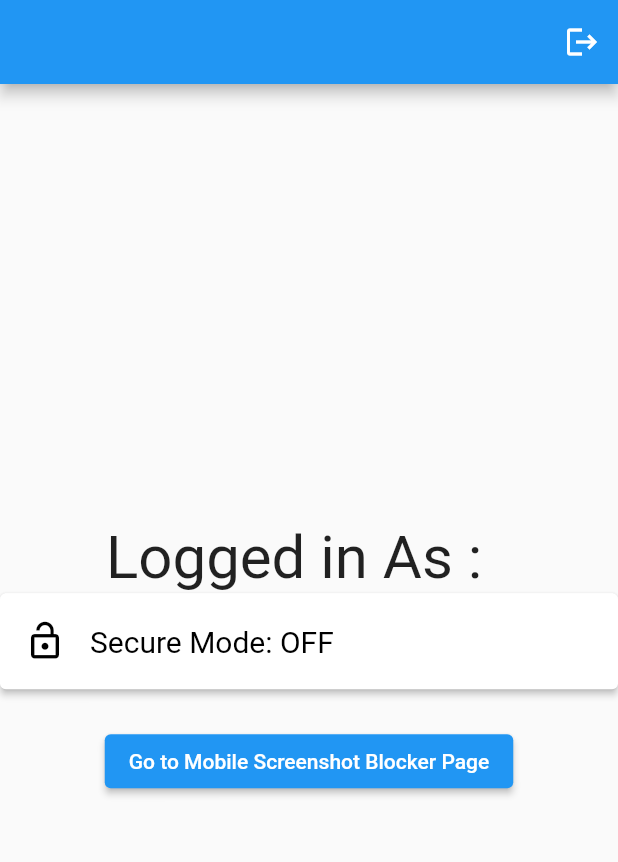
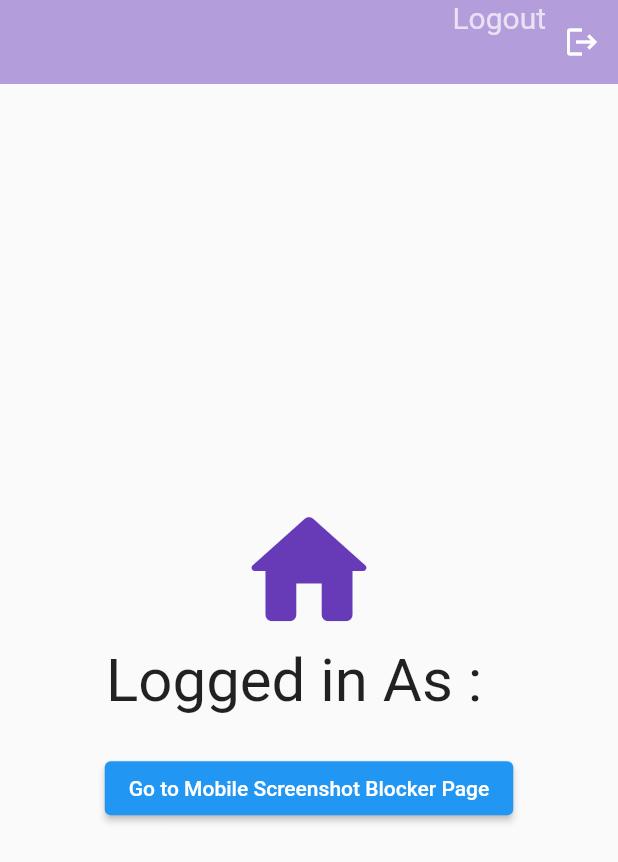
Before and after one commit to iifast2/ModernLoginUI, a Flutter app: the screen it shows once a user with an empty profile is signed in, after a tap on the "logout" icon, on a phone screen of 412 x 824 dp. Shown: the top 862 px of the screen. Run offline on Flutter 3.47's test engine with Material 2 defaults, Android fonts, the phone set to English and light mode, and no system bars; our stand-ins replace firebase_auth, firebase_core, google_sign_in, lottie; missing offline and left inert: flutter_windowmanager; accounts and stored records are empty.

Commit message:
Commit - ForgetPasswordPage UI + MobileScreenshotBlocker _ flutter_windowmanager
Commit - ForgetPasswordPage UI + MobileScreenshotBlocker _ flutter_windowmanager

:white_check_mark:

* Other Modifications ( these only work on android ) : MobileScreenshotBlocker + flutter_windowmanager

* New : Forget Password UI + fewer modifications in UI ( register_page , home_page, login_page...etc )

* Adding cloud_firestore to `pubsec.yaml` file

```diff
--- /dev/null
+++ b/lib/components/utils.dart
@@ -0,0 +1,16 @@
+import 'dart:io';
+import 'package:flutter_windowmanager/flutter_windowmanager.dart';
+
+class Utils {
+  static Future<void> enableScreenshotProtection() async {
+    if (Platform.isAndroid) {
+      await FlutterWindowManager.addFlags(FlutterWindowManager.FLAG_SECURE);
+    }
+  }
+
+  static Future<void> disableScreenshotProtection() async {
+    if (Platform.isAndroid) {
+      await FlutterWindowManager.clearFlags(FlutterWindowManager.FLAG_SECURE);
+    }
+  }
+}
--- a/lib/pages/anonymous_home_page.dart
+++ b/lib/pages/anonymous_home_page.dart
@@ -35,7 +35,6 @@ class AnonymousHomePage extends StatelessWidget {
 
                 SizedBox(height: 50),
 
-
                 Text(
                   "Logged in As Anonymous",
                   style: TextStyle(
--- a/lib/pages/home_page.dart
+++ b/lib/pages/home_page.dart
@@ -3,6 +3,7 @@ import 'package:flutter/material.dart';
 import 'package:modernlogintute/pages/login_or_register_page.dart';
 import 'package:modernlogintute/pages/login_page.dart';
 import 'package:modernlogintute/pages/Mobile_screenshot_blocker.dart';
+import 'package:modernlogintute/components/utils.dart';
 
 class HomePage extends StatefulWidget {
   @override
@@ -17,32 +18,69 @@ class _HomePageState extends State<HomePage> {
   }
 
   @override
+  void initState() {
+    super.initState();
+    Utils.enableScreenshotProtection();
+  }
+
+  @override
   Widget build(BuildContext context) {
     return Scaffold(
       appBar: AppBar(actions: [
+
+        const Text("Logout" ,
+           textAlign: TextAlign.center,
+           style: TextStyle(
+             color: Colors.white70,
+             fontSize: 20,
+           )
+       ),
         IconButton(onPressed: signUserOut, icon: const Icon(Icons.logout))
-      ]),
+      ],
+        backgroundColor: Colors.deepPurple[200],
+        elevation: 0,
+      ),
+
       body: Center(
         child: Column(
           mainAxisAlignment: MainAxisAlignment.center,
           children: [
+
+            const Icon(
+              Icons.home_rounded,
+              size: 100,
+              color: Colors.deepPurple,
+            ),
+
+
             Text(
               "Logged in As :  ${user.email!}",
               style: const TextStyle(fontSize: 40),
             ),
-            MobileScreenshotBlocker(),
+
             const SizedBox(height: 24),
+
+
+
+
             ElevatedButton(
               onPressed: () {
                 Navigator.push(
                   context,
+
                   MaterialPageRoute(
-                    builder: (context) => const MobileScreenshotBlockerPage(),
+                    builder: (context) => MobileScreenshotBlockerPage(
+                      onSecureModeChanged: () {
+                        // Secure mode has been changed
+                      },
+                    ),
                   ),
                 );
               },
 
+
               child: const Text('Go to Mobile Screenshot Blocker Page'),
+
 
 
             ),
@@ -54,13 +92,17 @@ class _HomePageState extends State<HomePage> {
 }
 
 class MobileScreenshotBlockerPage extends StatelessWidget {
-  const MobileScreenshotBlockerPage({Key? key}) : super(key: key);
+  final VoidCallback onSecureModeChanged;
+
+  MobileScreenshotBlockerPage({required this.onSecureModeChanged});
 
   @override
   Widget build(BuildContext context) {
     return Scaffold(
       appBar: AppBar(title: const Text('Mobile Screenshot Blocker')),
-      body: Center(child: MobileScreenshotBlocker()),
+      body: Center(
+        child: MobileScreenshotBlocker(onSecureModeChanged: onSecureModeChanged),
+      ),
     );
   }
 }
--- a/lib/pages/login_page.dart
+++ b/lib/pages/login_page.dart
@@ -6,8 +6,11 @@ import 'package:modernlogintute/components/square_tile.dart';
 import 'package:lottie/lottie.dart';
 import 'package:google_sign_in/google_sign_in.dart';
 import 'package:modernlogintute/services/auth_service.dart';
+import 'package:modernlogintute/pages/forgot_pwd_page.dart';
 import 'package:modernlogintute/pages/anonymous_home_page.dart';
 import 'package:modernlogintute/pages/home_page.dart';
+
+
 
 class LoginPage extends StatefulWidget {
   final Function()? onTap;
@@ -243,6 +246,7 @@ class _LoginPageState extends State<LoginPage> {
                         ),
 
                         const SizedBox(height: 25),
+
                         // email textfield
 
                         MyTextField(
@@ -261,16 +265,29 @@ class _LoginPageState extends State<LoginPage> {
                         ),
 
                         const SizedBox(height: 10),
+
+
                         // forgot password?
-
                         Padding(
                           padding: const EdgeInsets.symmetric(horizontal: 25.0),
                           child: Row(
                             mainAxisAlignment: MainAxisAlignment.end,
                             children: [
-                              Text(
-                                'Forgot Password?',
-                                style: TextStyle(color: Colors.grey[600]),
+                              GestureDetector(
+                                onTap: (){
+                                Navigator.push(context, MaterialPageRoute(builder: (context) {
+                                return ForgotPasswordPage();
+                                },),);
+                                },
+
+                                child: const Text(
+                                  'Forgot Password?' ,
+
+                                  style: TextStyle(
+                                    color: Colors.blue,
+                                    fontWeight: FontWeight.bold,
+                                  ),
+                              ),
                               ),
                             ],
                           ),
--- a/pubspec.yaml
+++ b/pubspec.yaml
@@ -15,10 +15,12 @@ dependencies:
   cupertino_icons: ^1.0.2
   firebase_core: ^2.5.0
   firebase_auth: ^4.2.6
+  cloud_firestore: ^4.4.4
   lottie: ^2.2.0
   google_sign_in: ^6.0.1
   google_sign_in_web: ^0.11.0+1
   flutter_windowmanager: ^0.2.0
+
 
 dev_dependencies:
   flutter_test:
```
Also changed, not shown: lib/pages/Mobile_screenshot_blocker.dart (+24 -4 lines), lib/pages/forgot_pwd_page.dart (added, +69 -0 lines), lib/pages/register_page.dart (+1 -28 lines), pubspec.lock, 2 other files.
